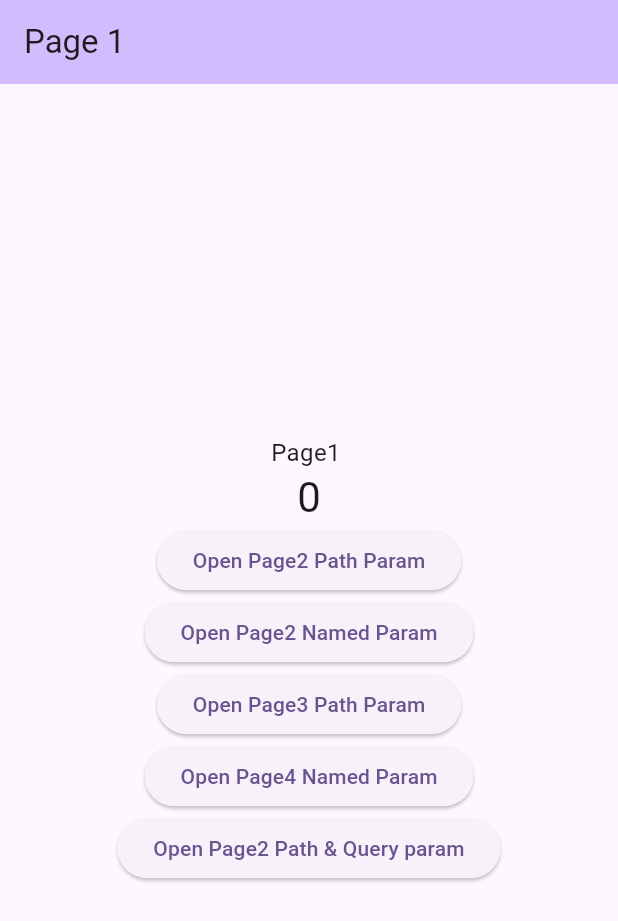
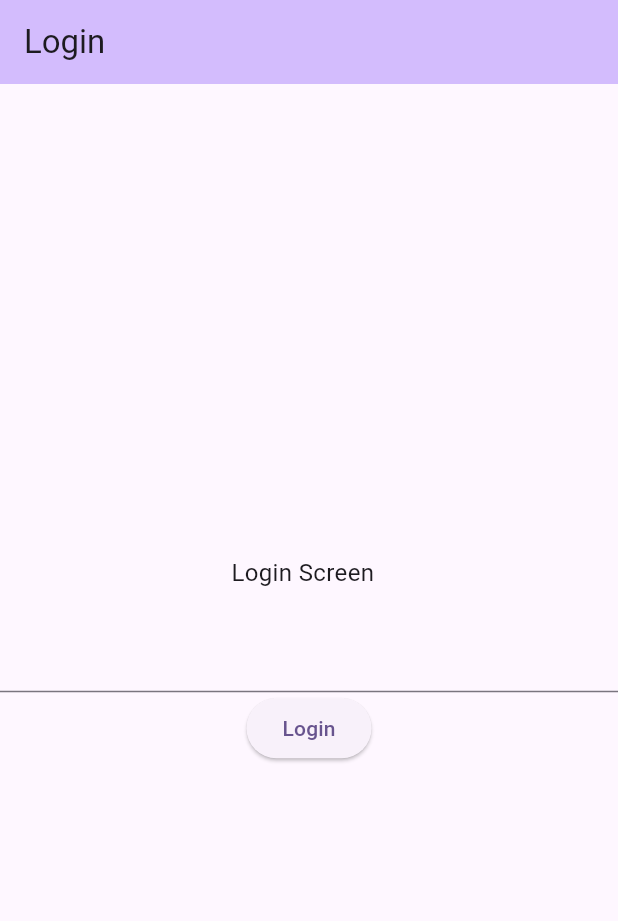
Before and after one commit to theshivamlko/go_route_example, a Flutter app: the screen it shows after launch, on a phone screen of 412 x 824 dp. Shown: the top 921 px of the screen. Run offline on Flutter 3.47's test engine with Material 2 defaults, Android fonts, the phone set to English and light mode, and no system bars; our stand-ins replace go_router, shared_preferences.

```diff
--- a/lib/GoRouter.dart
+++ b/lib/GoRouter.dart
@@ -1,13 +1,23 @@
 import 'package:flutter/material.dart';
+import 'package:go_route_example/Login.dart';
 import 'package:go_route_example/MyHomePage.dart';
 import 'package:go_route_example/Page2.dart';
 import 'package:go_router/go_router.dart';
+import 'package:shared_preferences/shared_preferences.dart';
 
 import 'Page3.dart';
 import 'Page4.dart';
 
 final GoRouter goRouter = GoRouter(
   //  initialLocation: "/page2",
+  redirect: (context, state) async {
+    SharedPreferences sharedPreferences = await SharedPreferences.getInstance();
+    await Future.delayed(Duration(seconds: 1));
+    if (sharedPreferences.getString("email") != null) {
+      return "/";
+    }
+    return "/login";
+  },
   routes: [
     GoRoute(
         name: RoutesName.home,
@@ -23,9 +33,12 @@ final GoRouter goRouter = GoRouter(
               name: RoutesName.page2,
               path: "page2/:name",
               builder: (context, state) {
-                var stateParam =  state.uri.queryParameters;
-                print("Page2 PATH ${state.fullPath}  ${state.pathParameters} ${state.uri.queryParameters}");
-                return Page2(pathParam: state.pathParameters["name"]!,queryParam1: stateParam["value1"],);
+                var stateParam = state.uri.queryParameters;
+
+                return Page2(
+                  pathParam: state.pathParameters["name"]!,
+                  queryParam1: stateParam["value1"],
+                );
               },
               routes: [
                 GoRoute(
@@ -43,7 +56,9 @@ final GoRouter goRouter = GoRouter(
         path: "/page3/:value",
         builder: (context, state) {
           print("Page3 PATH ${state.fullPath} ${state.pathParameters}");
-          return Page3(text: state.pathParameters["value"]??"",);
+          return Page3(
+            text: state.pathParameters["value"] ?? "",
+          );
         },
         // nested path
         routes: [
@@ -56,6 +71,14 @@ final GoRouter goRouter = GoRouter(
             },
           ),
         ]),
+    GoRoute(
+      name: RoutesName.pageLogin,
+      path: "/login",
+      builder: (context, state) {
+        print("Login PATH ${state.fullPath} ${state.pathParameters}");
+        return Login(pathParam: '');
+      },
+    )
   ],
 );
 
@@ -65,9 +88,7 @@ class RoutesName {
   static const page3 = "page3";
   static const page4 = "page4";
   static const page4_2 = "page4_2";
+  static const pageLogin = "login";
 }
 
-
-
-
 TextStyle textStyle = TextStyle(fontSize: 16);
--- /dev/null
+++ b/lib/Login.dart
@@ -0,0 +1,53 @@
+import 'package:flutter/material.dart';
+import 'package:shared_preferences/shared_preferences.dart';
+
+import 'GoRouter.dart';
+
+class Login extends StatefulWidget {
+  final String pathParam;
+  String? queryParam1;
+
+  Login({required this.pathParam, this.queryParam1, super.key});
+
+  @override
+  State<Login> createState() => _LoginState();
+}
+
+class _LoginState extends State<Login> {
+  String text = "";
+
+  @override
+  Widget build(BuildContext context) {
+    return Scaffold(
+      appBar: AppBar(
+        backgroundColor: Theme.of(context).colorScheme.inversePrimary,
+        title: Text("Login"),
+      ),
+      body: Center(
+        child: Column(
+          mainAxisAlignment: MainAxisAlignment.center,
+          children: <Widget>[
+            Text(
+              'Login Screen  ',
+              style: textStyle,
+            ),
+            Padding(padding: EdgeInsets.all(10)),
+            TextField(
+              onChanged: (s) {
+                text = s;
+              },
+            ),
+            ElevatedButton(
+                onPressed: () async {
+                  SharedPreferences sharedPreferences =
+                      await SharedPreferences.getInstance();
+                  sharedPreferences.setString("email", text);
+                },
+                child: Text("Login")),
+          ],
+        ),
+      ),
+      // This trailing comma makes auto-formatting nicer for build methods.
+    );
+  }
+}
--- a/pubspec.yaml
+++ b/pubspec.yaml
@@ -36,6 +36,7 @@ dependencies:
   # Use with the CupertinoIcons class for iOS style icons.
   cupertino_icons: ^1.0.2
   go_router: ^10.1.2
+  shared_preferences: ^2.2.1
 
 dev_dependencies:
   flutter_test:
```
Also changed, not shown: lib/MyHomePage.dart (+16 -5 lines), lib/main.dart (+4 -3 lines), pubspec.lock, 3 other files.
